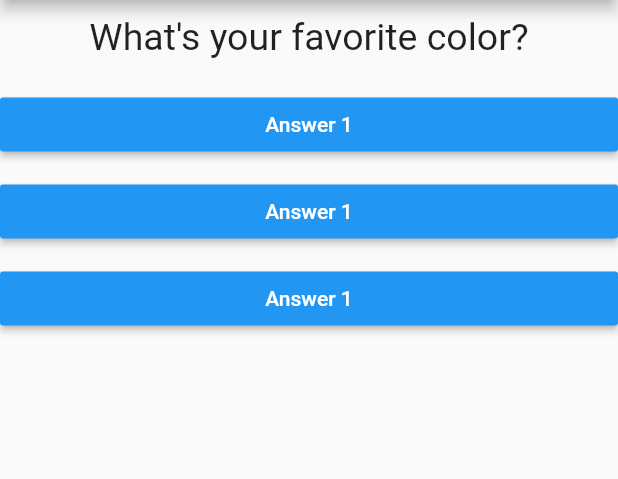
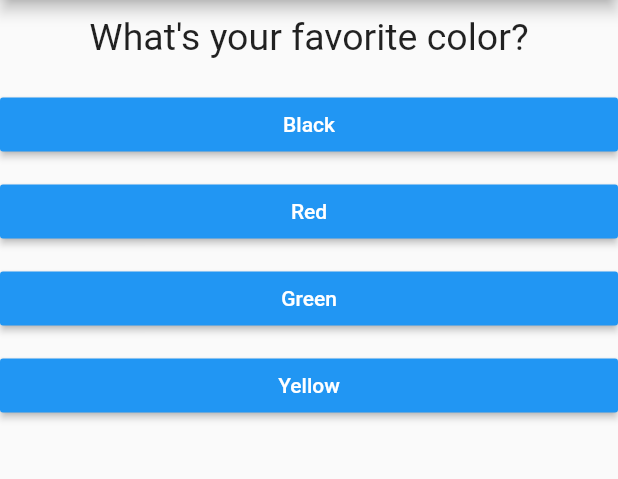
Before and after one commit to Abdullahhameed/flutter_quiz, a Flutter app: the screen it shows after launch, on a phone screen of 412 x 824 dp, the part 84-563 px from its top. Run offline on Flutter 3.47's test engine with Material 2 defaults, Android fonts, the phone set to English and light mode, and no system bars.

Commit message:
complete app

```diff
--- a/lib/answer.dart
+++ b/lib/answer.dart
@@ -2,8 +2,9 @@ import 'package:flutter/material.dart';
 
 class Answer extends StatelessWidget {
   final VoidCallback selectHandler;
+  final String answerText;
 
-  Answer(this.selectHandler);
+  Answer(this.selectHandler, this.answerText);
   @override
   Widget build(BuildContext context) {
     return Container(
@@ -12,7 +13,7 @@ class Answer extends StatelessWidget {
       child: RaisedButton(
         color: Colors.blue,
         textColor: Colors.white,
-        child: Text('Answer 1'),
+        child: Text(answerText),
         onPressed: selectHandler,
       ),
     );
--- a/lib/main.dart
+++ b/lib/main.dart
@@ -1,7 +1,7 @@
 import 'package:flutter/material.dart';
 import 'package:flutter/widgets.dart';
-import 'package:flutter_quiz/answer.dart';
-import 'package:flutter_quiz/question.dart';
+import 'package:flutter_quiz/result.dart';
+import './quiz.dart';
 
 // void main() {
 //   runApp(MyApp());
@@ -17,62 +17,73 @@ class MyApp extends StatefulWidget {
 }
 
 class _MyAppState extends State<MyApp> {
+   final _questions = const [
+    {
+      'questionText' : 'What\'s your favorite color?',
+      'answers' :
+      [
+        {'text' : 'Black', 'score' : 10},
+        {'text' : 'Red', 'score' : 5},
+        {'text' : 'Green', 'score' : 3},
+        {'text' : 'Yellow', 'score' : 1}
+      ],
+    },
+    {
+      'questionText' : 'What\'s your favorite Animal?',
+      'answers' :
+      [
+        {'text' : 'Rabbit', 'score' : 10},
+        {'text' : 'Snake', 'score' : 6},
+        {'text' : 'Yak', 'score' : 4},
+        {'text' : 'Cat', 'score' : 2}
+      ],
+    },
+    {
+      'questionText' : 'Who\'s your favorite instructor?',
+      'answers' :
+      [
+        {'text' : 'Max', 'score' : 10},
+        {'text' : 'Mark', 'score' : 9},
+        {'text' : 'Green', 'score' : 7},
+        {'text' : 'Roy', 'score' : 6}
+      ],
+    },
+  ];
   var _questionIndex = 0;
-  void _answerQuestion() {
+  var _totalScore = 0;
+
+  void _resetQuiz() {
+    setState(() {
+      _questionIndex = 0;
+      _totalScore = 0;
+    });
+  }
+
+  void _answerQuestion(int score) {
+
+    // _totalScore = _totalScore + score;
+    _totalScore += score;
     setState(() {
       _questionIndex = _questionIndex + 1;
     });
+
+    // if(_questionIndex < _questions.length)
+    // {
+    //   print('we have more question');
+    // }
   }
   @override
   Widget build(BuildContext context) {
-    var questions = [
-      'What\'s your favorite color?',
-      'What\'s your favorite Animal?',
-    ];
-
-    // var questions = [
-    //   {
-    //     'questionText' : 'What\'s your favorite color?',
-    //     'answer' : ['Black', 'Red', 'Green', 'Yellow'],
-    //   },
-    //   {
-    //     'questionText' : 'What\'s your favorite Animal?',
-    //     'answer' : ['Rabbit', 'Snakw', 'Yak', 'Cat'],
-    //   },
-    //   {
-    //     'questionText' : 'Who\'s your favorite instructor?',
-    //     'answer' : ['Max', 'Mark', 'Green', 'Roy'],
-    //   },
-    // ];
     return MaterialApp(
       home: Scaffold(
         appBar: AppBar(
           title: Text('My First App'),
         ),
-        body: Column(
-          children: [
-            Question(
-                questions[_questionIndex]
-            ),
-            Answer(_answerQuestion),
-            Answer(_answerQuestion),
-            Answer(_answerQuestion),
-            // RaisedButton(
-            //     child: Text('Answer 1'),
-            //     onPressed: _answerQuestion,
-            // ),
-            // RaisedButton(
-            //     child: Text('Answer 2'),
-            //     onPressed: () => print('Answer 2'),
-            // ),
-            // RaisedButton(
-            //     child: Text('Answer 2'),
-            //     onPressed: () {
-            //       print('Answer 3');
-            //     },
-            // ),
-          ],
-        ),
+        body: _questionIndex < _questions.length ? Quiz(
+          answerQuestion: _answerQuestion,
+          questionIndex: _questionIndex,
+          questions: _questions,
+        ) : Result(_totalScore, _resetQuiz),
       ),
     );
   }
--- /dev/null
+++ b/lib/quiz.dart
@@ -0,0 +1,31 @@
+import 'package:flutter/material.dart';
+import './answer.dart';
+import './question.dart';
+class Quiz extends StatelessWidget {
+  final List<Map<String , Object>> questions;
+  final int questionIndex;
+  final Function answerQuestion;
+
+  Quiz({
+    required this.questions,
+    required this.answerQuestion,
+    required this.questionIndex
+  });
+
+  @override
+  Widget build(BuildContext context) {
+    return Column(
+      children: [
+        Question(
+          questions[questionIndex]['questionText'] as String,
+        ),
+        ...(questions[questionIndex]['answers'] as List<Map<String, Object>>).map((answer) {
+          // return Answer(() => answerQuestion(answer['score']), answer['text'] as String);
+          // return Answer(answerQuestion, answer['text'] as String);
+          return Answer(() => answerQuestion(answer['score']), answer['text'] as String);
+        }).toList()
+
+      ],
+    );
+  }
+}
```
Also changed, not shown: lib/result.dart (added, +42 -0 lines), 1 other file.
